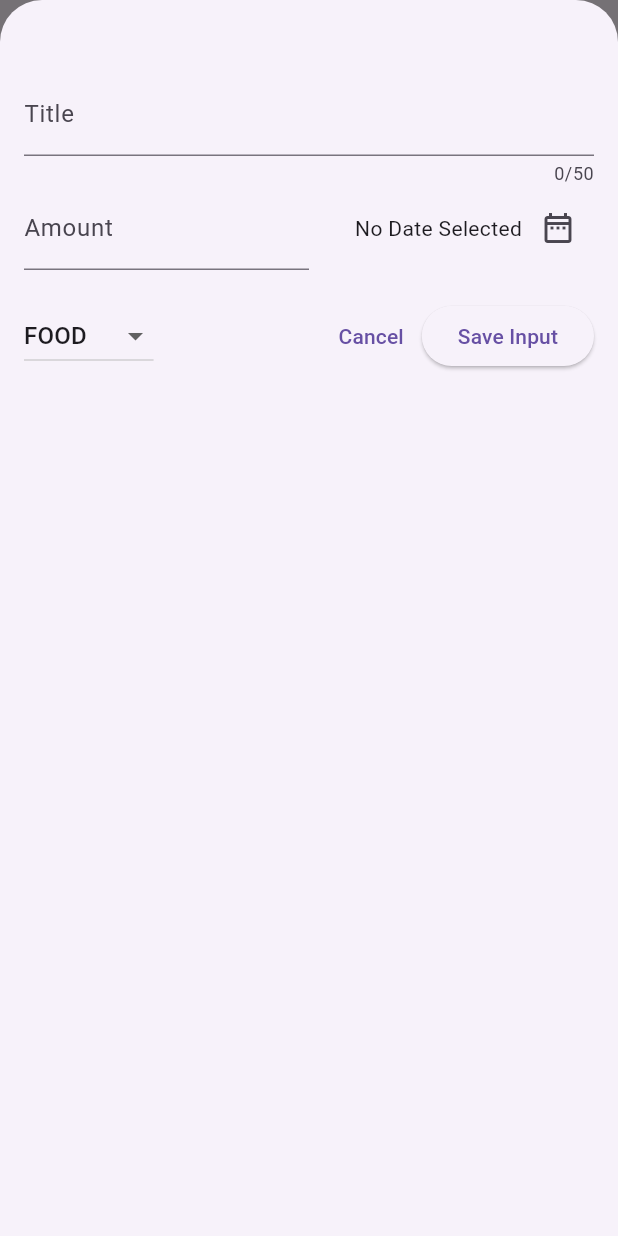
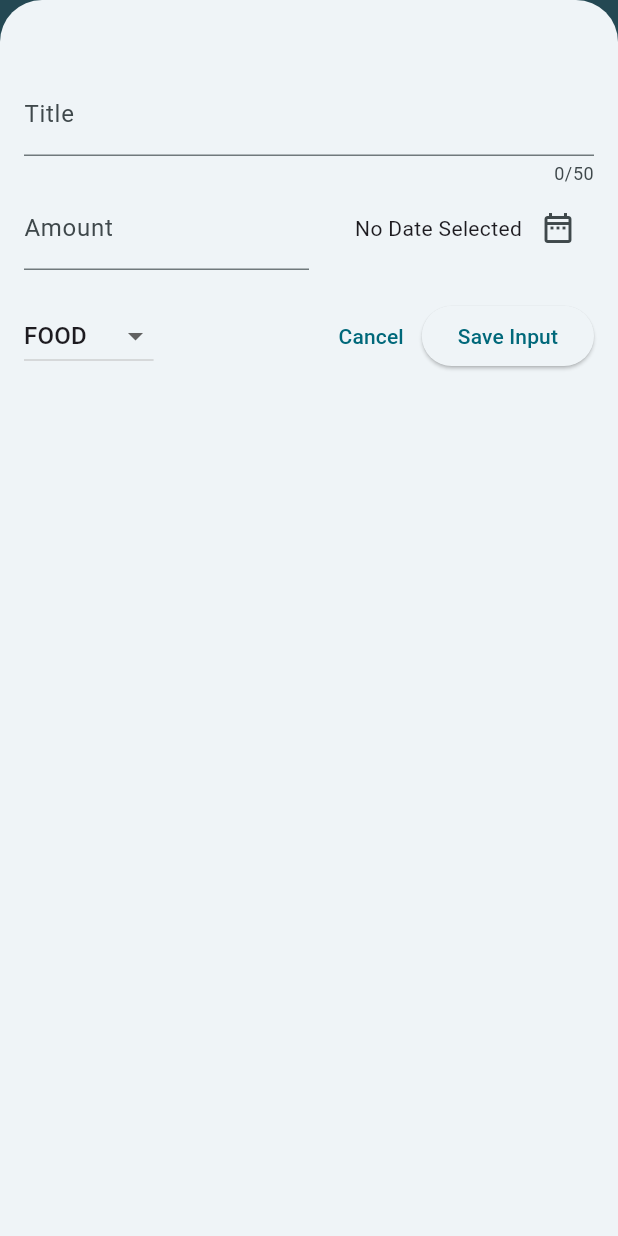
Before and after one commit to ddreambug/expense_tracker, a Flutter app: the screen it shows after launch, after a tap on the "add" icon, on a phone screen of 412 x 824 dp. Run offline on Flutter 3.47's test engine with Material 3 defaults, Android fonts, the phone set to English and light mode, and no system bars.

Commit message:
editing color in one place (materialapp theming)

```diff
--- a/lib/main.dart
+++ b/lib/main.dart
@@ -2,8 +2,18 @@ import 'package:flutter/material.dart';
 
 import 'package:expense_tracker/widgets/expenses.dart';
 
+var kColorScheme =
+    ColorScheme.fromSeed(seedColor: const Color.fromARGB(255, 146, 226, 248));
 void main() {
   runApp(
-    const MaterialApp(home: Expenses()),
+    MaterialApp(
+      theme: ThemeData().copyWith(
+        colorScheme: kColorScheme,
+        appBarTheme: const AppBarTheme().copyWith(
+            backgroundColor: const Color.fromARGB(255, 79, 158, 180),
+            foregroundColor: kColorScheme.onPrimary),
+      ),
+      home: const Expenses(),
+    ),
   );
 }
```
